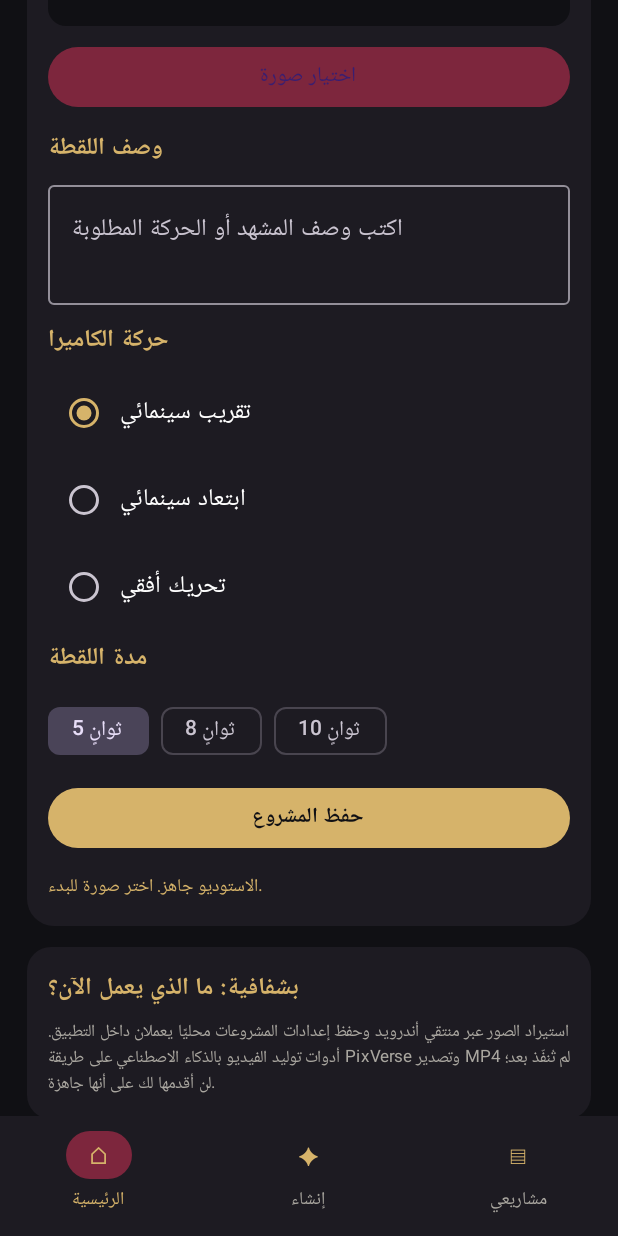
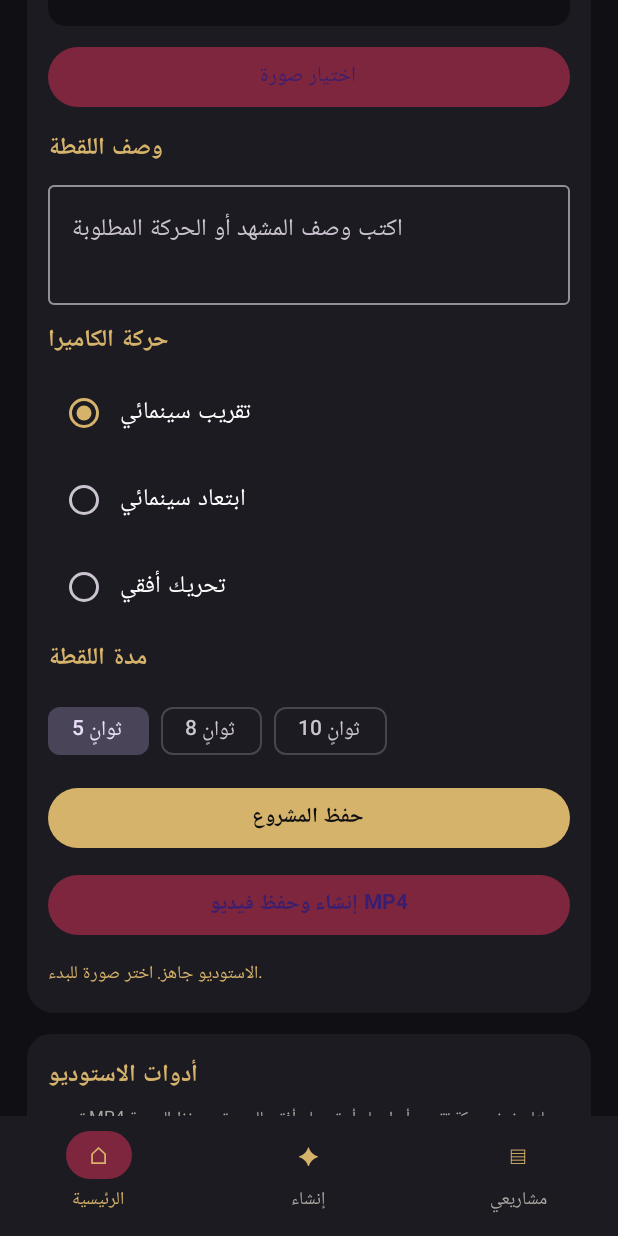
Before and after one commit to walidaldib2/WaleedAldib, an Android app built with Jetpack Compose: the screen it shows after launch (MainActivity), scrolled down 520 dp, on a phone screen of 412 x 824 dp. Run offline under Robolectric (Android 15) with nearby library versions, the phone set to English and light mode, and no system bars.

Commit message:
Connect local MP4 export to studio

```diff
--- a/app/src/main/java/com/walidaldib/cinematic/MainActivity.kt
+++ b/app/src/main/java/com/walidaldib/cinematic/MainActivity.kt
@@ -26,6 +26,9 @@ import androidx.compose.ui.text.font.FontWeight
 import androidx.compose.ui.unit.dp
 import androidx.compose.ui.unit.sp
 import coil.compose.AsyncImage
+import kotlinx.coroutines.Dispatchers
+import kotlinx.coroutines.launch
+import kotlinx.coroutines.withContext
 import org.json.JSONArray
 import org.json.JSONObject
 
@@ -55,6 +58,8 @@ private fun Studio(context: Context) {
     var notice by remember { mutableStateOf("الاستوديو جاهز. اختر صورة للبدء.") }
     var projects by remember { mutableStateOf(readProjects(prefs)) }
     var deleteIndex by remember { mutableStateOf<Int?>(null) }
+    var exporting by remember { mutableStateOf(false) }
+    val scope = rememberCoroutineScope()
     val picker = rememberLauncherForActivityResult(ActivityResultContracts.PickVisualMedia()) { uri ->
         if (uri != null) {
             image = uri
@@ -163,10 +168,37 @@ private fun Studio(context: Context) {
                                     notice = "تم حفظ المشروع وإعداداته على هذا الهاتف."
                                 }
                             }, modifier = Modifier.fillMaxWidth(), colors = ButtonDefaults.buttonColors(containerColor = gold, contentColor = bg)) { Text("حفظ المشروع", fontWeight = FontWeight.Bold) }
+                            Button(
+                                onClick = {
+                                    val source = image
+                                    if (source == null) notice = "اختَر صورة أولًا."
+                                    else if (!exporting) {
+                                        exporting = true
+                                        notice = "جارٍ إنشاء الفيديو..."
+                                        scope.launch {
+                                            try {
+                                                val saved = withContext(Dispatchers.IO) {
+                                                    LocalVideoExporter.export(context, source, length, movement)
+                                                }
+                                                notice = "تم حفظ الفيديو في المعرض: Movies/WaleedAldib"
+                                            } catch (e: Exception) {
+                                                notice = "فشل إنشاء الفيديو: ${e.message ?: "خطأ غير معروف"}"
+                                            } finally {
+                                                exporting = false
+                                            }
+                                        }
+                                    }
+                                },
+                                enabled = !exporting,
+                                modifier = Modifier.fillMaxWidth(),
+                                colors = ButtonDefaults.buttonColors(containerColor = wine)
+                            ) {
+                                Text(if (exporting) "جارٍ تصدير الفيديو..." else "إنشاء وحفظ فيديو MP4", fontWeight = FontWeight.Bold)
+                            }
                             Text(notice, color = gold, fontSize = 12.sp)
                         }
                     }
-                    item { Note("بشفافية: ما الذي يعمل الآن؟", "استيراد الصور عبر منتقي أندرويد وحفظ إعدادات المشروعات محليًا يعملان داخل التطبيق. أدوات توليد الفيديو بالذكاء الاصطناعي على طريقة PixVerse وتصدير MP4 لم تُنفّذ بعد؛ لن أقدمها لك على أنها جاهزة.") }
+                    item { Note("أدوات الاستوديو", "تصدير MP4 محليًا يضيف حركة تقريب أو ابتعاد أو تحريك أفقي للصورة ويحفظ النتيجة في مجلد Movies/WaleedAldib. توليد فيديو ذكاء اصطناعي من النص أو تحويل الصورة إلى مشهد جديد ما زال يحتاج محرك توليد مستقل.") }
                 }
                 item { Spacer(Modifier.height(12.dp)) }
             }
```
